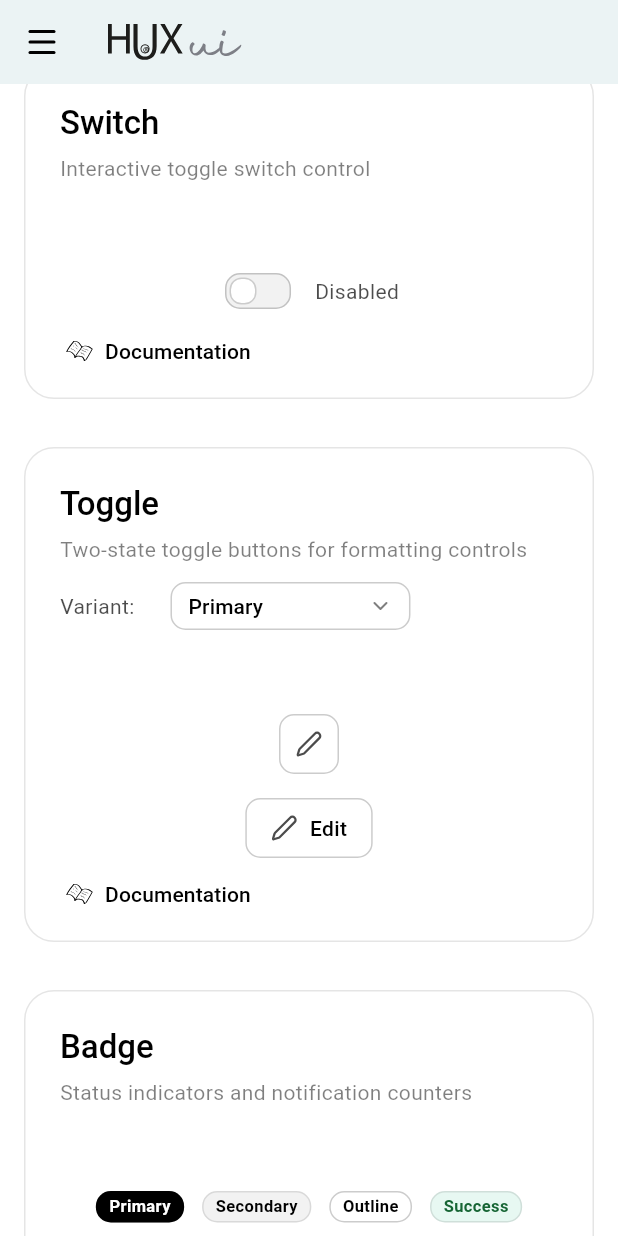
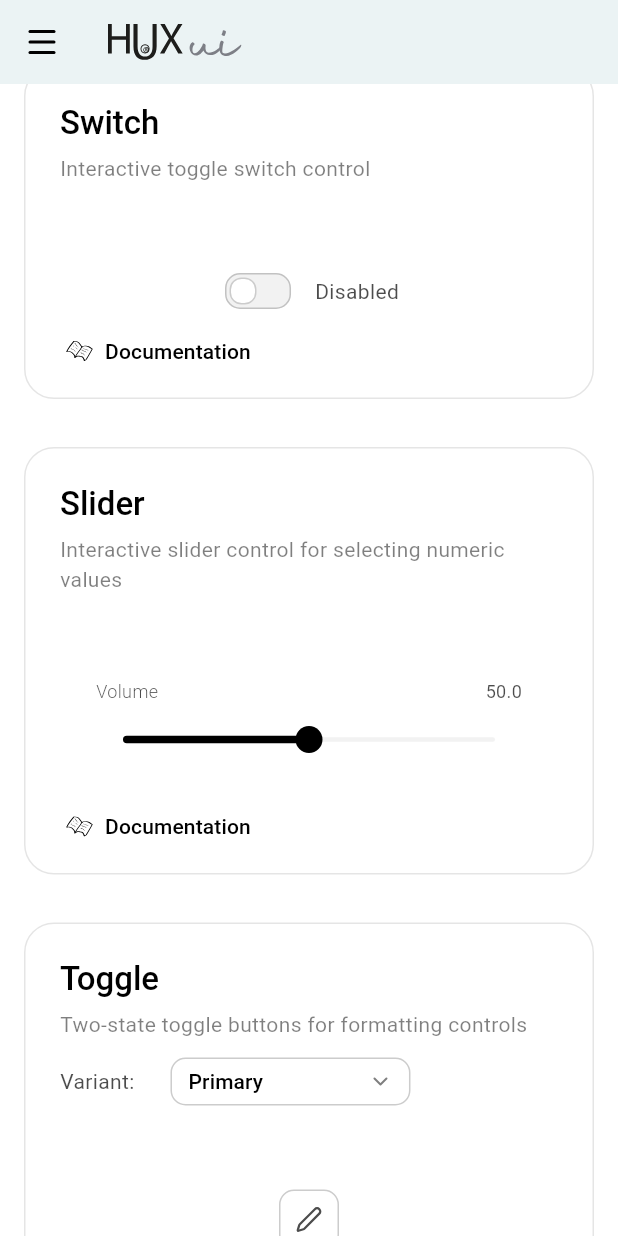
Before and after one commit to zoeglbrt/hux, a Flutter app: the screen it shows after launch, scrolled down 3456 dp, on a phone screen of 412 x 824 dp. Run offline on Flutter 3.47's test engine with Material 3 defaults, Android fonts, the phone set to English and light mode, and no system bars; our stand-ins replace flutter_svg, lucide_icons; missing offline and left inert: cristalyse, universal_html; Roboto replaces fonts that are missing (Manrope).

Commit message:
Release 0.21.0 Add HuxSlider component
Add new interactive slider component for selecting numeric values within a range.

Features:
- Support for labels and value display
- Discrete divisions for step-based selection
- Multiple size variants (small, medium, large)
- Theme-aware styling with automatic light/dark mode adaptation
- Custom active color support
- Disabled state support
- Smooth animations and interactions

````diff
--- a/doc/docs.json
+++ b/doc/docs.json
@@ -47,6 +47,7 @@
               "components/pagination",
               "components/radio",
               "components/sidebar",
+              "components/slider",
               "components/snackbar",
               "components/switch",
               "components/tabs",
--- a/example/lib/main.dart
+++ b/example/lib/main.dart
@@ -253,6 +253,7 @@ class _MyHomePageState extends State<MyHomePage> {
   final _checkboxesKey = GlobalKey();
   final _radioButtonsKey = GlobalKey();
   final _toggleSwitchesKey = GlobalKey();
+  final _sliderKey = GlobalKey();
   final _toggleButtonsKey = GlobalKey();
   final _badgesKey = GlobalKey();
   final _indicatorsKey = GlobalKey();
@@ -318,6 +319,11 @@ class _MyHomePageState extends State<MyHomePage> {
         icon: LucideIcons.toggleLeft,
       ),
       const HuxSidebarItemData(
+        id: 'slider',
+        label: 'Slider',
+        icon: LucideIcons.slidersHorizontal,
+      ),
+      const HuxSidebarItemData(
         id: 'toggle',
         label: 'Toggle',
         icon: LucideIcons.edit3,
@@ -420,6 +426,7 @@ class _MyHomePageState extends State<MyHomePage> {
       'checkbox': _checkboxesKey,
       'radio-buttons': _radioButtonsKey,
       'switch': _toggleSwitchesKey,
+      'slider': _sliderKey,
       'toggle': _toggleButtonsKey,
       'badges': _badgesKey,
       'snackbar': _indicatorsKey,
@@ -1556,6 +1563,14 @@ class _MyHomePageState extends State<MyHomePage> {
                             componentName: 'switch',
                             child:
                                 ToggleSwitchesSection(key: _toggleSwitchesKey),
+                          ),
+
+                          const SizedBox(height: 32),
+
+                          // Slider Section
+                          SectionWithDocumentation(
+                            componentName: 'slider',
+                            child: SliderSection(key: _sliderKey),
                           ),
 
                           const SizedBox(height: 32),
@@ -2075,6 +2090,50 @@ class _ToggleSwitchesSectionState extends State<ToggleSwitchesSection> {
   }
 }
 
+// Slider Section
+class SliderSection extends StatefulWidget {
+  const SliderSection({super.key});
+
+  @override
+  State<SliderSection> createState() => _SliderSectionState();
+}
+
+class _SliderSectionState extends State<SliderSection> {
+  double _sliderValue = 50.0;
+
+  @override
+  Widget build(BuildContext context) {
+    return HuxCard(
+      size: HuxCardSize.large,
+      backgroundColor: HuxColors.white5,
+      borderColor: HuxTokens.borderSecondary(context),
+      title: 'Slider',
+      subtitle: 'Interactive slider control for selecting numeric values',
+      child: Column(
+        children: [
+          const SizedBox(height: 32),
+          Padding(
+            padding: const EdgeInsets.symmetric(horizontal: 24.0),
+            child: HuxSlider(
+              value: _sliderValue,
+              onChanged: (value) {
+                setState(() {
+                  _sliderValue = value;
+                });
+              },
+              min: 0,
+              max: 100,
+              label: 'Volume',
+              showValue: true,
+            ),
+          ),
+          const SizedBox(height: 48),
+        ],
+      ),
+    );
+  }
+}
+
 // Badges Section
 class BadgesSection extends StatelessWidget {
   const BadgesSection({super.key});
--- a/lib/hux.dart
+++ b/lib/hux.dart
@@ -7,6 +7,7 @@
 /// - Flexible card components with semantic tokens
 /// - Enhanced text input fields with validation support
 /// - Multi-line textarea component with character count support
+/// - Customizable slider component with smooth animations
 /// - Customizable loading indicators with theme awareness
 /// - Beautiful data visualization charts with cristalyse integration
 /// - Right-click context menus with smart positioning
@@ -53,6 +54,7 @@ export 'src/components/inputs/hux_date_input.dart';
 export 'src/components/inputs/hux_checkbox.dart';
 export 'src/components/inputs/hux_radio.dart';
 export 'src/components/switch/hux_switch.dart';
+export 'src/components/slider/hux_slider.dart';
 export 'src/components/badge/hux_badge.dart';
 export 'src/components/feedback/hux_alert.dart';
 export 'src/components/feedback/hux_snackbar.dart';
--- /dev/null
+++ b/lib/src/components/slider/hux_slider.dart
@@ -0,0 +1,358 @@
+import 'package:flutter/material.dart';
+import '../../theme/hux_tokens.dart';
+
+/// HuxSlider is a customizable slider component with smooth animations that follows
+/// the Hux design system patterns.
+///
+/// Provides a clean, modern slider with consistent styling, proper theme adaptation,
+/// and support for labels, divisions, and value display. Features smooth animations
+/// for value changes.
+///
+/// Example:
+/// ```dart
+/// HuxSlider(
+///   value: sliderValue,
+///   onChanged: (value) => setState(() => sliderValue = value),
+///   min: 0,
+///   max: 100,
+///   label: 'Volume',
+///   showValue: true,
+/// )
+/// ```
+class HuxSlider extends StatelessWidget {
+  /// Creates a HuxSlider widget.
+  const HuxSlider({
+    super.key,
+    required this.value,
+    this.onChanged,
+    this.min = 0.0,
+    this.max = 100.0,
+    this.divisions,
+    this.label,
+    this.showValue = false,
+    this.isDisabled = false,
+    this.size = HuxSliderSize.medium,
+    this.activeColor,
+  });
+
+  /// The current value of the slider
+  final double value;
+
+  /// Called when the slider value changes
+  final ValueChanged<double>? onChanged;
+
+  /// Minimum value for the slider
+  final double min;
+
+  /// Maximum value for the slider
+  final double max;
+
+  /// Number of discrete divisions (null for continuous)
+  final int? divisions;
+
+  /// Optional label displayed above the slider
+  final String? label;
+
+  /// Whether to show the current value next to the label
+  final bool showValue;
+
+  /// Whether the slider is disabled
+  final bool isDisabled;
+
+  /// Size variant of the slider
+  final HuxSliderSize size;
+
+  /// Custom active color (uses primary color by default)
+  final Color? activeColor;
+
+  @override
+  Widget build(BuildContext context) {
+    return Column(
+      crossAxisAlignment: CrossAxisAlignment.start,
+      children: [
+        if (label != null || showValue) ...[
+          Row(
+            mainAxisAlignment: MainAxisAlignment.spaceBetween,
+            children: [
+              if (label != null)
+                Text(
+                  label!,
+                  style: TextStyle(
+                    fontSize:
+                        Theme.of(context).textTheme.labelMedium?.fontSize ?? 12,
+                    fontWeight: FontWeight.w300,
+                    color: isDisabled
+                        ? HuxTokens.textDisabled(context)
+                        : HuxTokens.textSecondary(context),
+                  ),
+                ),
+              if (showValue)
+                Text(
+                  value.toStringAsFixed(divisions != null ? 0 : 1),
+                  style: TextStyle(
+                    fontSize:
+                        Theme.of(context).textTheme.labelMedium?.fontSize ?? 12,
+                    fontWeight: FontWeight.w400,
+                    color: isDisabled
+                        ? HuxTokens.textDisabled(context)
+                        : HuxTokens.textSecondary(context),
+                  ),
+                ),
+            ],
+          ),
+          SizedBox(height: _getLabelSpacing()),
+        ],
+        SliderTheme(
+          data: SliderTheme.of(context).copyWith(
+            activeTrackColor: _getActiveColor(context),
+            inactiveTrackColor: _getInactiveColor(context),
+            thumbColor: _getThumbColor(context),
+            overlayColor: _getOverlayColor(context),
+            trackHeight: _getTrackHeight(),
+            thumbShape: _HuxSliderThumbShape(size: size),
+            overlayShape: _HuxSliderOverlayShape(size: size),
+            tickMarkShape: divisions != null
+                ? _HuxSliderTickMarkShape(size: size)
+                : const RoundSliderTickMarkShape(),
+            activeTickMarkColor: _getActiveColor(context),
+            inactiveTickMarkColor: _getInactiveColor(context),
+          ),
+          child: Slider(
+            value: value.clamp(min, max),
+            onChanged: isDisabled || onChanged == null
+                ? null
+                : (newValue) {
+                    if (onChanged != null) {
+                      onChanged!(newValue);
+                    }
+                  },
+            min: min,
+            max: max,
+            divisions: divisions,
+          ),
+        ),
+      ],
+    );
+  }
+
+  Color _getActiveColor(BuildContext context) {
+    if (isDisabled) {
+      return HuxTokens.borderSecondary(context);
+    }
+    return activeColor ?? HuxTokens.primary(context);
+  }
+
+  Color _getInactiveColor(BuildContext context) {
+    if (isDisabled) {
+      return HuxTokens.surfaceSecondary(context).withValues(alpha: 0.5);
+    }
+    return HuxTokens.surfaceSecondary(context);
+  }
+
+  Color _getThumbColor(BuildContext context) {
+    if (isDisabled) {
+      return HuxTokens.surfaceSecondary(context);
+    }
+    return activeColor ?? HuxTokens.primary(context);
+  }
+
+  Color _getOverlayColor(BuildContext context) {
+    if (isDisabled) {
+      return Colors.transparent;
+    }
+    return (activeColor ?? HuxTokens.primary(context)).withValues(alpha: 0.1);
+  }
+
+  double _getTrackHeight() {
+    switch (size) {
+      case HuxSliderSize.small:
+        return 2.0;
+      case HuxSliderSize.medium:
+        return 3.0;
+      case HuxSliderSize.large:
+        return 4.0;
+    }
+  }
+
+  double _getLabelSpacing() {
+    switch (size) {
+      case HuxSliderSize.small:
+        return 4.0;
+      case HuxSliderSize.medium:
+        return 6.0;
+      case HuxSliderSize.large:
+        return 8.0;
+    }
+  }
+}
+
+/// Custom thumb shape for HuxSlider
+class _HuxSliderThumbShape extends SliderComponentShape {
+  const _HuxSliderThumbShape({required this.size});
+
+  final HuxSliderSize size;
+
+  @override
+  Size getPreferredSize(bool isEnabled, bool isDiscrete) {
+    final thumbSize = _getThumbSize();
+    return Size(thumbSize, thumbSize);
+  }
+
+  @override
+  void paint(
+    PaintingContext context,
+    Offset center, {
+    required Animation<double> activationAnimation,
+    required Animation<double> enableAnimation,
+    required bool isDiscrete,
+    required TextPainter labelPainter,
+    required RenderBox parentBox,
+    required Size sizeWithOverflow,
+    required SliderThemeData sliderTheme,
+    required TextDirection textDirection,
+    required double value,
+    required double textScaleFactor,
+  }) {
+    final canvas = context.canvas;
+    final thumbSize = _getThumbSize();
+
+    // Draw thumb as a filled circle
+    final thumbPaint = Paint()
+      ..color = sliderTheme.thumbColor!
+      ..style = PaintingStyle.fill;
+
+    canvas.drawCircle(
+      center,
+      thumbSize / 2,
+      thumbPaint,
+    );
+  }
+
+  double _getThumbSize() {
+    switch (size) {
+      case HuxSliderSize.small:
+        return 14.0;
+      case HuxSliderSize.medium:
+        return 18.0;
+      case HuxSliderSize.large:
+        return 22.0;
+    }
+  }
+}
+
+/// Custom overlay shape for HuxSlider
+class _HuxSliderOverlayShape extends SliderComponentShape {
+  const _HuxSliderOverlayShape({required this.size});
+
+  final HuxSliderSize size;
+
+  @override
+  Size getPreferredSize(bool isEnabled, bool isDiscrete) {
+    final overlaySize = _getOverlaySize();
+    return Size(overlaySize, overlaySize);
+  }
+
+  @override
+  void paint(
+    PaintingContext context,
+    Offset center, {
+    required Animation<double> activationAnimation,
+    required Animation<double> enableAnimation,
+    required bool isDiscrete,
+    required TextPainter labelPainter,
+    required RenderBox parentBox,
+    required Size sizeWithOverflow,
+    required SliderThemeData sliderTheme,
+    required TextDirection textDirection,
+    required double value,
+    required double textScaleFactor,
+  }) {
+    final canvas = context.canvas;
+    final overlaySize = _getOverlaySize();
+
+    final overlayPaint = Paint()
+      ..color = sliderTheme.overlayColor ?? Colors.transparent
+      ..style = PaintingStyle.fill;
+
+    canvas.drawCircle(
+      center,
+      overlaySize / 2,
+      overlayPaint,
+    );
+  }
+
+  double _getOverlaySize() {
+    switch (size) {
+      case HuxSliderSize.small:
+        return 28.0;
+      case HuxSliderSize.medium:
+        return 36.0;
+      case HuxSliderSize.large:
+        return 44.0;
+    }
+  }
+}
+
+/// Custom tick mark shape for HuxSlider
+class _HuxSliderTickMarkShape extends SliderTickMarkShape {
+  const _HuxSliderTickMarkShape({required this.size});
+
+  final HuxSliderSize size;
+
+  @override
+  Size getPreferredSize({
+    required SliderThemeData sliderTheme,
+    required bool isEnabled,
+  }) {
+    final tickSize = _getTickSize();
+    return Size(tickSize, tickSize);
+  }
+
+  @override
+  void paint(
+    PaintingContext context,
+    Offset center, {
+    required RenderBox parentBox,
+    required SliderThemeData sliderTheme,
+    required Animation<double> enableAnimation,
+    required TextDirection textDirection,
+    required Offset thumbCenter,
+    required bool isEnabled,
+  }) {
+    final canvas = context.canvas;
+    final tickSize = _getTickSize();
+
+    final tickPaint = Paint()
+      ..color = sliderTheme.activeTickMarkColor ?? Colors.transparent
+      ..style = PaintingStyle.fill;
+
+    canvas.drawCircle(
+      center,
+      tickSize / 2,
+      tickPaint,
+    );
+  }
+
+  double _getTickSize() {
+    switch (size) {
+      case HuxSliderSize.small:
+        return 2.0;
+      case HuxSliderSize.medium:
+        return 3.0;
+      case HuxSliderSize.large:
+        return 4.0;
+    }
+  }
+}
+
+/// Size variants for HuxSlider
+enum HuxSliderSize {
+  /// Small slider for compact layouts
+  small,
+
+  /// Medium slider for standard use
+  medium,
+
+  /// Large slider for emphasis
+  large
+}
--- a/pubspec.yaml
+++ b/pubspec.yaml
@@ -1,6 +1,6 @@
 name: hux
 description: An open-source state of the art UI library for Flutter
-version: 0.20.0
+version: 0.21.0
 homepage: https://github.com/lofidesigner/hux
 repository: https://github.com/lofidesigner/hux
 issue_tracker: https://github.com/lofidesigner/hux/issues
@@ -48,7 +48,7 @@ environment:
 dependencies:
   flutter:
     sdk: flutter
-  cristalyse: ^1.14.0
+  cristalyse: ^1.15.0
   universal_html: ^2.2.4
   lucide_icons: ^0.257.0
 
````
Also changed, not shown: example/pubspec.lock, 3 other files.
